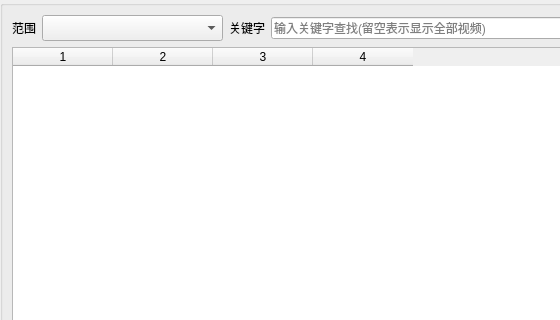
newlifes01/Synology_VideoStation_Master, file ui/main_window.ui: the form before one commit; both pictures show x 0 to 560 and y 0 to 320 of the 962 by 851 pixel window.
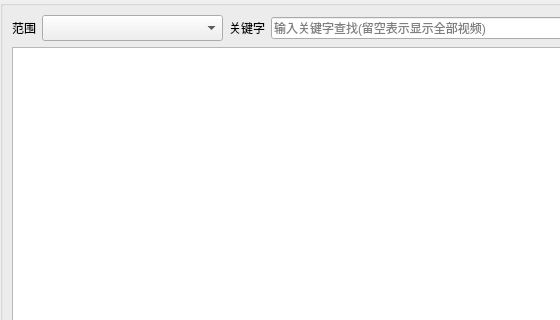
The form after the commit. Icons and pictures are not drawn. Custom widgets are drawn as their Qt base class.

```diff
--- a/ui/main_window.ui
+++ b/ui/main_window.ui
@@ -148,7 +148,10 @@
            <number>4</number>
           </property>
           <attribute name="horizontalHeaderVisible">
-           <bool>true</bool>
+           <bool>false</bool>
+          </attribute>
+          <attribute name="horizontalHeaderHighlightSections">
+           <bool>false</bool>
           </attribute>
           <attribute name="verticalHeaderVisible">
            <bool>false</bool>
```
